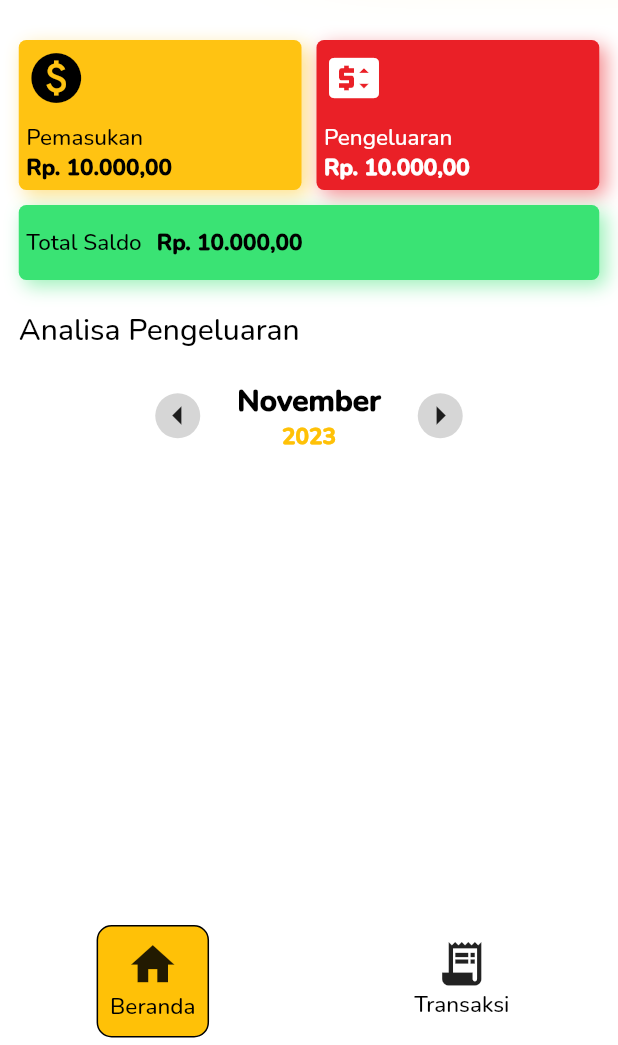
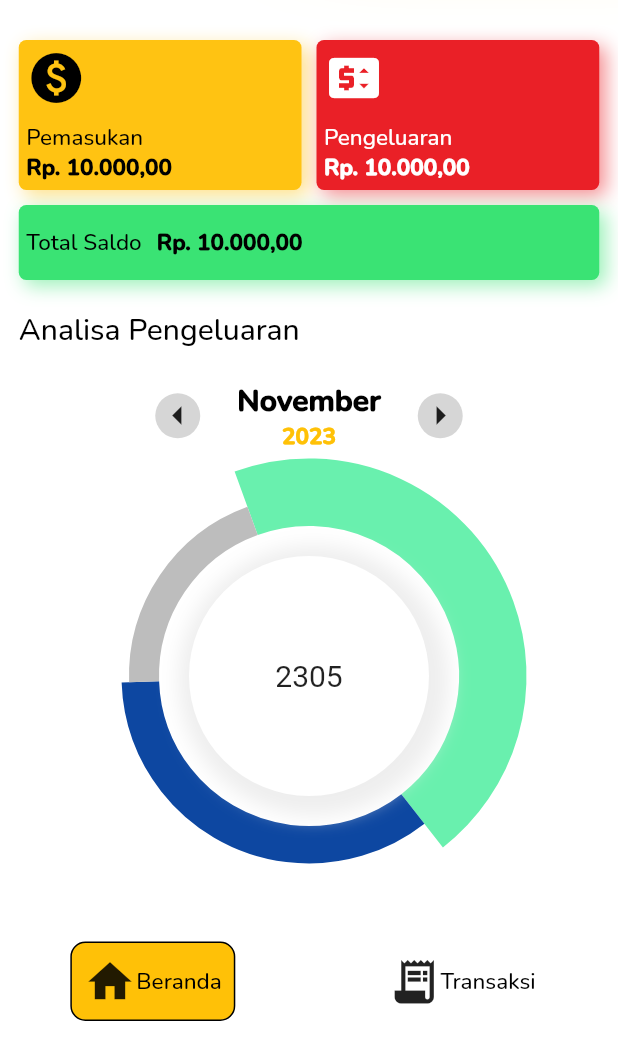
Before and after one commit to FieryInferno/keuangan, a Flutter app: the Home widget shown alone on an empty page, opened directly, on a phone screen of 412 x 824 dp, the part 191-1236 px from its top. Run offline on Flutter 3.47's test engine with Material 2 defaults, Android fonts, the phone set to English and light mode, and no system bars; drawn by our look-alikes of fl_chart; missing offline and left inert: mailer.

Commit message:
feat: doughnout chart

```diff
--- a/lib/pages/home.dart
+++ b/lib/pages/home.dart
@@ -1,3 +1,4 @@
+import 'package:fl_chart/fl_chart.dart';
 import 'package:flutter/material.dart';
 import 'package:keuangan/components/text_widget.dart';
 
@@ -24,7 +25,7 @@ class ItemNavbar extends StatelessWidget {
               color: Colors.amber,
             )
           : null,
-      child: Column(
+      child: Row(
         children: [
           Icon(
             icon,
@@ -242,6 +243,87 @@ class SlideMonth extends StatefulWidget {
   State<SlideMonth> createState() => _SlideMonth();
 }
 
+class _DonutChartState extends State<DonutChart> {
+  @override
+  Widget build(BuildContext context) {
+    return Column(
+      mainAxisAlignment: MainAxisAlignment.center,
+      children: [
+        SizedBox(
+          height: 300,
+          child: Stack(
+            children: [
+              PieChart(
+                PieChartData(
+                  startDegreeOffset: 250,
+                  sectionsSpace: 0,
+                  centerSpaceRadius: 100,
+                  sections: [
+                    PieChartSectionData(
+                      value: 45,
+                      color: Colors.greenAccent,
+                      radius: 45,
+                      showTitle: false,
+                    ),
+                    PieChartSectionData(
+                      value: 35,
+                      color: Colors.blue.shade900,
+                      radius: 25,
+                      showTitle: false,
+                    ),
+                    PieChartSectionData(
+                      value: 20,
+                      color: Colors.grey.shade400,
+                      radius: 20,
+                      showTitle: false,
+                    ),
+                  ],
+                ),
+              ),
+              Positioned.fill(
+                child: Column(
+                  mainAxisAlignment: MainAxisAlignment.center,
+                  children: [
+                    Container(
+                      height: 160,
+                      width: 160,
+                      decoration: BoxDecoration(
+                        color: Colors.white,
+                        shape: BoxShape.circle,
+                        boxShadow: [
+                          BoxShadow(
+                            color: Colors.grey.shade200,
+                            blurRadius: 10.0,
+                            spreadRadius: 10.0,
+                            offset: const Offset(3.0, 3.0),
+                          ),
+                        ],
+                      ),
+                      child: const Center(
+                        child: Text(
+                          "2305",
+                          style: TextStyle(fontSize: 20),
+                        ),
+                      ),
+                    )
+                  ],
+                ),
+              )
+            ],
+          ),
+        )
+      ],
+    );
+  }
+}
+
+class DonutChart extends StatefulWidget {
+  const DonutChart({Key? key}) : super(key: key);
+
+  @override
+  State<DonutChart> createState() => _DonutChartState();
+}
+
 class Home extends StatelessWidget {
   const Home({super.key});
 
@@ -347,6 +429,7 @@ class Home extends StatelessWidget {
                 const TextWidget('Analisa Pengeluaran'),
                 const SizedBox(height: 20),
                 const SlideMonth(),
+                const DonutChart(),
               ],
             ),
           ),
--- a/pubspec.yaml
+++ b/pubspec.yaml
@@ -37,6 +37,7 @@ dependencies:
   cupertino_icons: ^1.0.2
   provider: ^6.0.5
   mailer: ^6.0.1
+  fl_chart: ^0.62.0
 
 dev_dependencies:
   flutter_test:
```
Also changed, not shown: pubspec.lock.
